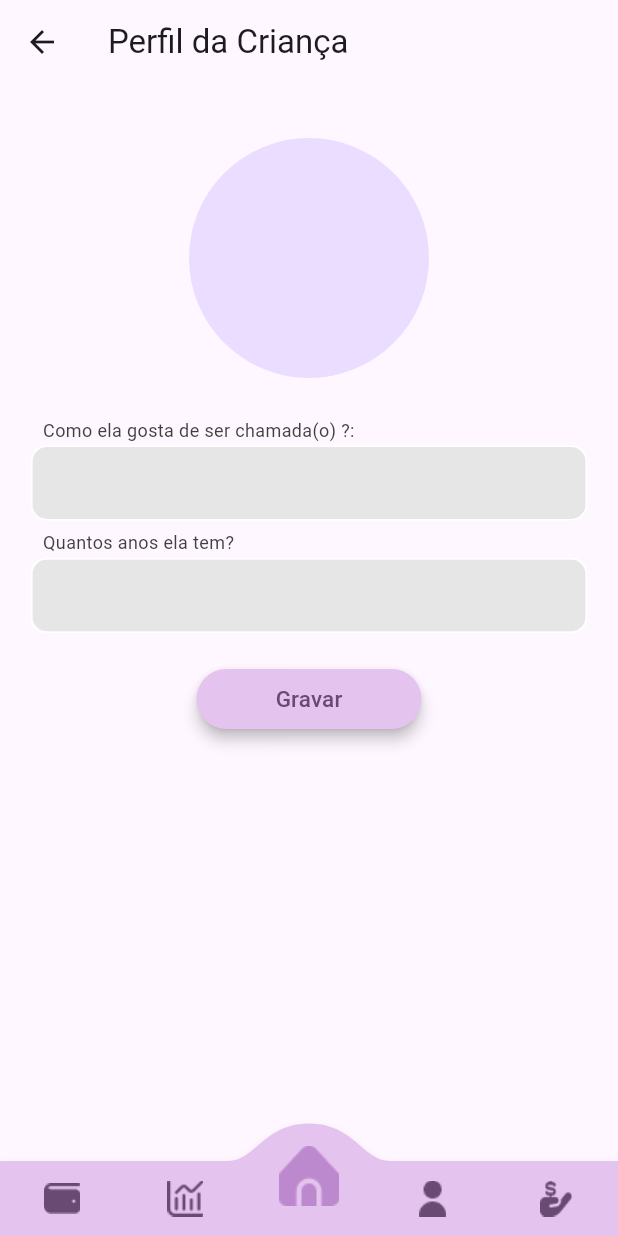
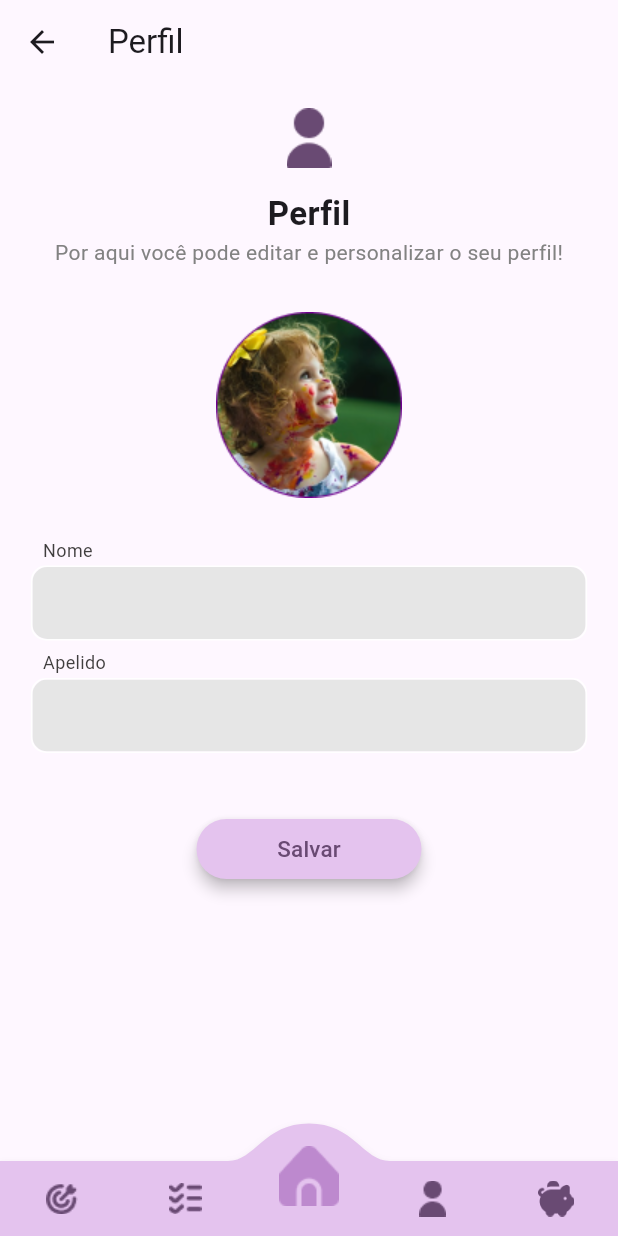
Before and after one commit to vielmateus/codebusters-flutter, a Flutter app: the HomePageChild screen opened by its route, after a tap on "Perfil", on a phone screen of 412 x 824 dp. Run offline on Flutter 3.47's test engine with Material 2 defaults, Android fonts, the phone set to English and light mode, and no system bars; drawn by our look-alikes of convex_bottom_bar; our stand-ins replace animated_splash_screen, dio, flutter_dotenv; network calls fail.

Commit message:
Foi criado as rotas de forma parcial e ajustado telas

```diff
--- a/lib/app/core/ui/screens/adult/login/login_adult_page.dart
+++ b/lib/app/core/ui/screens/adult/login/login_adult_page.dart
@@ -3,6 +3,7 @@ import 'package:flutter_hackaton/app/core/ui/ui_config.dart';
 import 'package:flutter_hackaton/app/core/ui/widgets/button_color_bright.dart';
 import 'package:flutter_hackaton/app/core/ui/widgets/button_color_dark.dart';
 import 'package:flutter_hackaton/app/core/ui/widgets/text_field_outline.dart';
+import 'package:flutter_hackaton/app/core/ui/screens/home_page.dart';
 
 class LoginAdultPage extends StatelessWidget {
   const LoginAdultPage({super.key});
@@ -77,7 +78,9 @@ class LoginAdultPage extends StatelessWidget {
                       children: [
                         ButtonColorDark(
                           label: 'Entrar',
-                          onPressed: () {},
+                          onPressed: () {
+                            Navigator.pushNamed(context, '/homePage');
+                          },
                         ),
                       ],
                     ),
--- a/lib/app/core/ui/screens/adult/login/register_adult_page.dart
+++ b/lib/app/core/ui/screens/adult/login/register_adult_page.dart
@@ -13,7 +13,7 @@ class RegisterAdultPage extends StatelessWidget {
       body: Column(
         crossAxisAlignment: CrossAxisAlignment.center,
         children: [
-          Image.asset('assets/icons/image_icon_register.png'),
+          Image.asset('assets//image_icon_register.png'),
           const SizedBox(height: 10),
           Text(
             'Criar Cadastro',
--- a/lib/app/core/ui/screens/child/home/home_page_child.dart
+++ b/lib/app/core/ui/screens/child/home/home_page_child.dart
@@ -36,7 +36,7 @@ class HomePageChild extends StatelessWidget {
               ),
               Image.asset('assets/images/banner_home.png'),
               const SizedBox(
-                height: 20,
+                height: 30,
               ),
               CardIcon(
                   label: 'Perfil',
@@ -50,7 +50,9 @@ class HomePageChild extends StatelessWidget {
               CardIcon(
                   label: 'Atividades',
                   dirImage: 'assets/icons/icon_activities_min.png',
-                  onPressed: () {}),
+                  onPressed: () {
+                    Navigator.pushNamed(context, '/activitiesChildPage');
+                  }),
               const SizedBox(
                 height: 10,
               ),
--- a/lib/app/core/ui/screens/child/login/profile_child_page.dart
+++ b/lib/app/core/ui/screens/child/login/profile_child_page.dart
@@ -1,7 +1,10 @@
 import 'package:flutter/material.dart';
-import 'package:flutter_hackaton/app/core/ui/widgets/botton_navigation_bar_icon.dart';
+import 'package:flutter_hackaton/app/core/ui/widgets/botton_navigation_bar_child_icon.dart';
 import 'package:flutter_hackaton/app/core/ui/widgets/button_color_bright.dart';
 import 'package:flutter_hackaton/app/core/ui/widgets/text_field_outline.dart';
+import 'package:flutter_hackaton/app/core/ui/screens/child/home/home_page_child.dart';
+
+import '../../../ui_config.dart';
 
 class ProfileChildPage extends StatelessWidget {
   const ProfileChildPage({super.key});
@@ -9,29 +12,43 @@ class ProfileChildPage extends StatelessWidget {
   @override
   Widget build(BuildContext context) {
     return Scaffold(
-      appBar: AppBar(title: const Text('Perfil da Criança')),
-      bottomNavigationBar: const BottonNavigationBarIcon(),
+      appBar: AppBar(title: const Text('Perfil')),
+      bottomNavigationBar: const BottonNavigationBarChildIcon(),
       body: SingleChildScrollView(
         child: Padding(
           padding: const EdgeInsets.all(16.0),
           child: Column(
             mainAxisAlignment: MainAxisAlignment.center,
             children: [
+              Image.asset('assets/images/person_30_40.png'),
+              const SizedBox(
+                height: 15,
+              ),
+              Text('Perfil',
+                  style: TextStyle(fontSize: 22, fontWeight: FontWeight.bold)
+              ),
+              Text('Por aqui você pode editar e personalizar o seu perfil!',
+                  style: TextStyle(
+                    fontSize: 14,
+                    fontWeight: FontWeight.normal,
+                    color: UiConfig.colorScheme.onTertiary,
+                )
+              ),
+              const SizedBox(
+                height: 30,
+              ),
+              Image.asset('assets/images/child_example.png'),
               const SizedBox(
                 height: 20,
               ),
-              const CircleAvatar(
-                radius: 80,
+              const TextFieldOutline(label: 'Nome'),
+              const TextFieldOutline(label: 'Apelido'),
+              const SizedBox(
+                height: 40,
               ),
-              const SizedBox(
-                height: 20,
-              ),
-              const TextFieldOutline(label: 'Como ela gosta de ser chamada(o) ?:'),
-              const TextFieldOutline(label: 'Quantos anos ela tem?'),
-              const SizedBox(
-                height: 20,
-              ),
-              ButtonColorBright(label: 'Gravar', onPressed: () {}),
+              ButtonColorBright(label: 'Salvar', onPressed: () {
+                Navigator.pushNamed(context, '/homePageChild');
+              }),
             ],
           ),
         ),
--- a/lib/app/core/ui/ui_config.dart
+++ b/lib/app/core/ui/ui_config.dart
@@ -26,5 +26,6 @@ class UiConfig {
         surface: Color(0xffE0E0E0),//Color(0xffBD89CE),
         onSurface: Color(0xffF5F5F5),
         outline: Color(0xffE6E6E6),
+        surfaceVariant: Color(0xff108d1c),
       );
 }
--- a/lib/main.dart
+++ b/lib/main.dart
@@ -23,6 +23,7 @@ import 'package:flutter_hackaton/app/core/ui/screens/child/objectives/goals_chil
 import 'package:flutter_hackaton/app/core/ui/screens/home_page.dart';
 import 'package:flutter_hackaton/app/core/ui/ui_config.dart';
 import 'package:flutter_hackaton/app/core/ui/screens/child/home/home_page_child.dart';
+import 'package:flutter_hackaton/app/core/ui/screens/child/objectives/activities_child_page.dart';
 
 void main() {
   runApp(const MyApp());
@@ -59,6 +60,7 @@ class MyApp extends StatelessWidget {
         '/goalsChildPage': (context) => const GoalsChildPage(),
         '/piggyBankPage': (context) => const PiggyBankPage(),
         '/safePage': (context) => const SafePage(),
+        '/activitiesChildPage': (context) => const ActivitiesChildPage(),
       },
       debugShowCheckedModeBanner: false,
       home: AnimatedSplashScreen.withScreenFunction(
```
Also changed, not shown: lib/app/core/ui/screens/adult/login/profile_adult_page.dart (+21 -4 lines), assets/images/adult_exemple.png (added).
